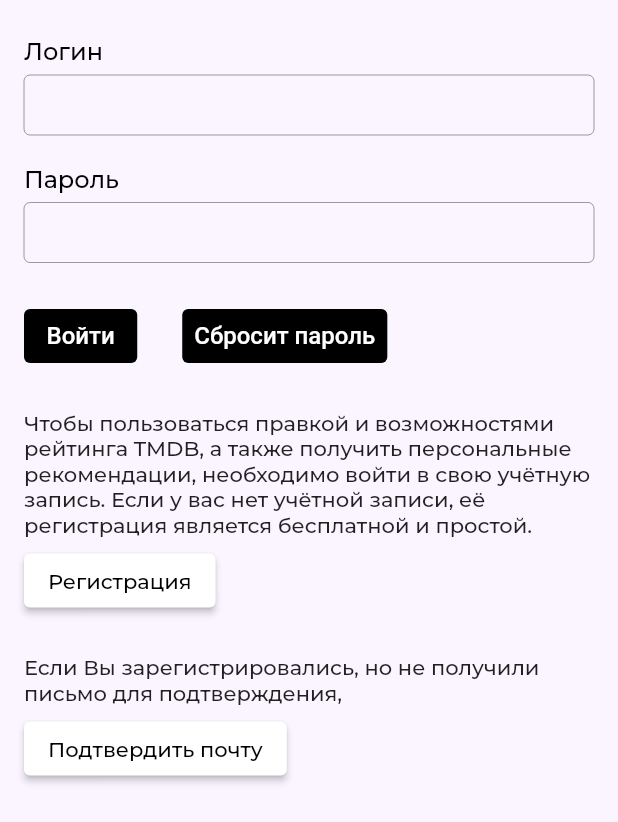
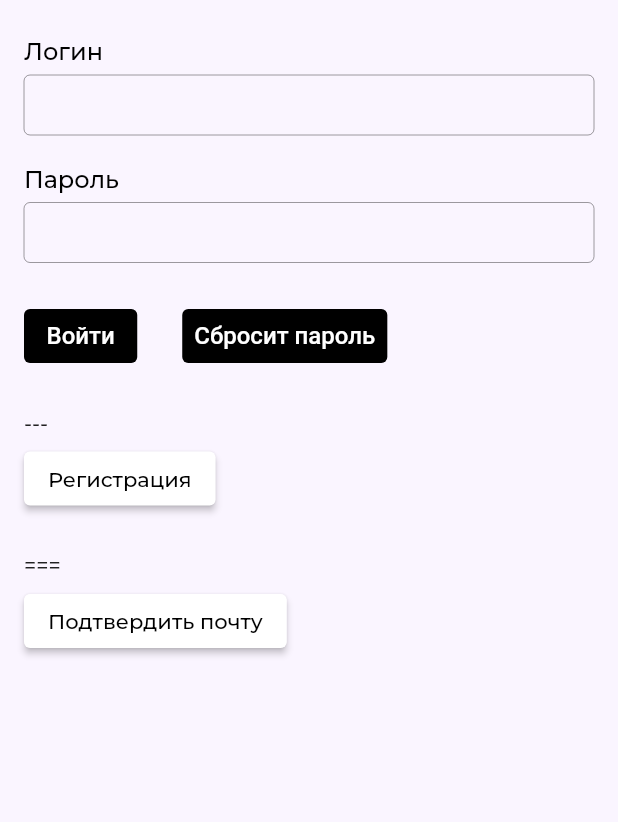
Before and after one commit to danchohuncho/Teary, a Flutter app: the _HeaderWidget widget shown alone on an empty page, opened directly, on a phone screen of 412 x 824 dp. Shown: the top 822 px of the screen. Run offline on Flutter 3.47's test engine with Material 2 defaults, Android fonts, the phone set to English and light mode, and no system bars; our stand-ins replace flutter_svg, flutter_svg_provider; missing offline and left inert: simple_gesture_detector; project files that could hold a hidden picture were left out.

```diff
--- a/lib/application/ui/my_app/my_app.dart
+++ b/lib/application/ui/my_app/my_app.dart
@@ -16,11 +16,8 @@ class MyApp extends StatelessWidget {
       debugShowCheckedModeBanner: false,
       title: 'Flutter Teary',
       theme: AppTheme.light,
-      home: AuthWidget(),
-/*
       routes: mainNavigation.routes,
       onGenerateRoute: mainNavigation.onGenerateRoute,
-*/
 
     ) ;
   }
--- a/lib/application/ui/screens/main_tabs/main_tabs_screen.dart
+++ b/lib/application/ui/screens/main_tabs/main_tabs_screen.dart
@@ -2,6 +2,7 @@ import 'package:flutter/material.dart';
 import 'package:flutter_svg/flutter_svg.dart';
 import 'package:provider/provider.dart';
 import 'package:teary/application/ui/screens/add_new_tears_pages/first_add_new_tears_page.dart';
+import 'package:teary/application/ui/screens/add_new_tears_pages/second_add_new_tears_page.dart';
 import 'package:teary/application/ui/screens/main_tabs/main_tabs_view_model.dart';
 import 'package:teary/application/ui/screens/main_tabs/notes_widget.dart';
 import 'package:teary/application/ui/screens/main_tabs/help_page_widget.dart';
@@ -15,7 +16,7 @@ class MainTabsScreen extends StatelessWidget {
   Widget build(BuildContext context) {
     return Scaffold(
       resizeToAvoidBottomInset: false,
-    body: FirstAddNewTearsPage());
+    body: SecondAddNewTearsPage());
 /*      body: _BodyWidget(),
       floatingActionButton: ActionButton(),
       floatingActionButtonLocation: FloatingActionButtonLocation.centerDocked,
--- a/lib/application/ui/widgets/auth/auth_widget.dart
+++ b/lib/application/ui/widgets/auth/auth_widget.dart
@@ -41,12 +41,12 @@ class _HeaderWidget extends StatelessWidget {
             height: 25,
           ),
           Text(
-              'Чтобы пользоваться правкой и возможностями рейтинга TMDB, а также получить персональные рекомендации, необходимо войти в свою учётную запись. Если у вас нет учётной записи, её регистрация является бесплатной и простой. '),
+              '---'),
           SizedBox(height: 5,),
           ElevatedButton(onPressed: (){}, child: Text('Регистрация')),
           SizedBox(height: 25,),
           Text(
-              'Если Вы зарегистрировались, но не получили письмо для подтверждения, '),
+              '==='),
           SizedBox(height: 5,),
           ElevatedButton(onPressed: (){}, child: Text('Подтвердить почту')),
         ],
```
